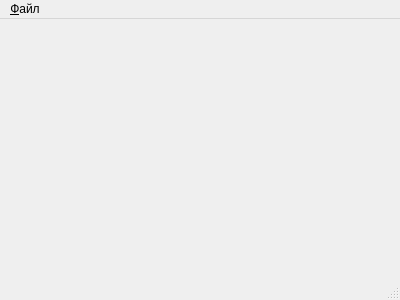
This is manager/mainwindow.ui in TheMrButcher/gamebase_manager as Qt 5 draws it before an edit. The edited form follows.
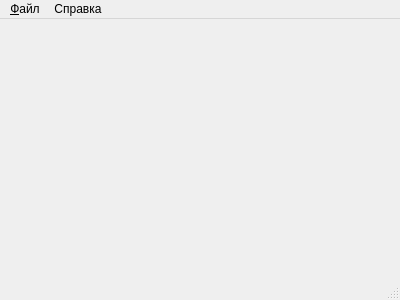
This is the edited form.

Diff of the .ui file:
```diff
--- a/manager/mainwindow.ui
+++ b/manager/mainwindow.ui
@@ -24,13 +24,20 @@
      <height>21</height>
     </rect>
    </property>
-   <widget class="QMenu" name="menu">
+   <widget class="QMenu" name="fileMenu">
     <property name="title">
      <string>&amp;Файл</string>
     </property>
     <addaction name="exit"/>
    </widget>
-   <addaction name="menu"/>
+   <widget class="QMenu" name="helpMenu">
+    <property name="title">
+     <string>Справка</string>
+    </property>
+    <addaction name="aboutAction"/>
+   </widget>
+   <addaction name="fileMenu"/>
+   <addaction name="helpMenu"/>
   </widget>
   <action name="exit">
    <property name="text">
```
Left out of the diff: 14 changed lines with no effect on the pictures.
